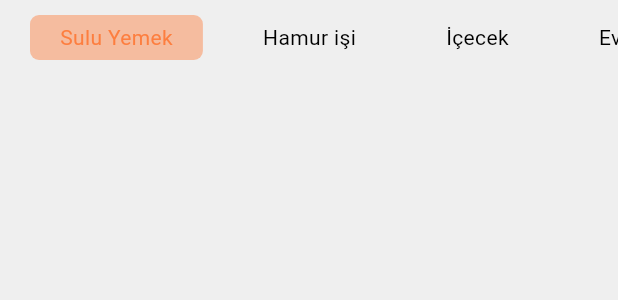
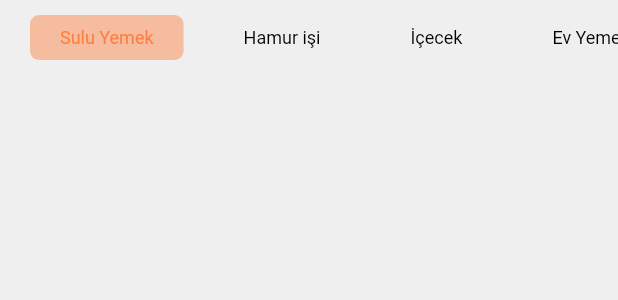
Before and after one commit to emirbaki/Homate, a Flutter app: the CategoryList widget shown alone on an empty page, opened directly, on a phone screen of 412 x 824 dp. Shown: the top 300 px of the screen. Run offline on Flutter 3.47's test engine with Material 2 defaults, Android fonts, the phone set to English and light mode, and no system bars; our stand-ins replace carousel_slider, get_it, google_fonts; missing offline and left inert: checkdigit; network calls fail.

Commit message:
shops card genel düzenleme part 1 & theme adaption

```diff
--- a/lib/data/shops.dart
+++ b/lib/data/shops.dart
@@ -7,6 +7,31 @@ List<Shop> shops = [
   Shop(
     0,
     "Hafize'nin yeri",
+    'Ev Yemekleri ve daha fazlası...',
+    cooks,
+    products,
+    comments,
+  ),
+  Shop(
+    1,
+    'Çiğköfteci Ali Usta',
+    'En iyi çiğköftenin adresi Ali Usta',
+    cooks,
+    products,
+    comments,
+  ),
+  Shop(
+    2,
+    'Baruthane Pilavcısı',
+    'Sallamasyon bir açıklama girdisi',
+    cooks,
+    products,
+    comments,
+  ),
+  Shop(
+    3,
+    'Saimoğlu Pastanesi',
+    'Pasta, Poğaça, Açma ve geri kalan hamurişlerinin tümünde en iyi ürünleri çıkaran o efsanevi yer',
     cooks,
     products,
     comments,
--- a/lib/main.dart
+++ b/lib/main.dart
@@ -21,11 +21,15 @@ class MyApp extends StatefulWidget {
 
 class MyAppState extends State<MyApp> {
   ThemeMode _themeMode = ThemeMode.light;
-
+  List<bool> _modes = [false, true];
   void changeTheme(ThemeMode mode) {
     setState(() {
       _themeMode = mode;
     });
+  }
+
+  List<bool> getModes() {
+    return _modes;
   }
 
   ThemeMode getTheme() {
--- a/lib/models/shop_model.dart
+++ b/lib/models/shop_model.dart
@@ -6,6 +6,7 @@ import 'cook_model.dart';
 class Shop {
   final int shopID;
   final String name;
+  final String shopDesc;
   final List<Cook> cooks;
   final List<Product> foods;
   final List<Comment> comments;
@@ -13,6 +14,7 @@ class Shop {
   Shop(
     this.shopID,
     this.name,
+    this.shopDesc,
     this.cooks,
     this.foods,
     this.comments,
--- a/lib/pages/homate_wallet_page.dart
+++ b/lib/pages/homate_wallet_page.dart
@@ -1,7 +1,6 @@
 import 'package:homate/data/activities.dart';
 import 'package:homate/data/cards.dart';
 import 'package:homate/data/user.dart';
-import 'package:homate/main.dart';
 
 import 'package:homate/models/activity_model.dart';
 import 'package:homate/models/card_model.dart';
--- a/lib/widgets/category_list.dart
+++ b/lib/widgets/category_list.dart
@@ -12,6 +12,7 @@ class CategoryList extends StatefulWidget {
 class CategoryListState extends State<CategoryList> {
   int selectedIndex = 0;
   List categories = ['Sulu Yemek', 'Hamur işi', 'İçecek', 'Ev Yemeği'];
+
   @override
   Widget build(BuildContext context) {
     return Container(
@@ -40,10 +41,11 @@ class CategoryListState extends State<CategoryList> {
                       borderRadius: BorderRadius.circular(6)),
                   child: Text(
                     categories[index],
-                    style: TextStyle(
-                        color: index == selectedIndex
-                            ? HomateColorHelper.homateOrange.withOpacity(0.8)
-                            : Colors.black),
+                    style: index == selectedIndex
+                        ? Theme.of(context).textTheme.labelMedium!.copyWith(
+                            color:
+                                HomateColorHelper.homateOrange.withOpacity(0.8))
+                        : Theme.of(context).textTheme.labelMedium,
                   ),
                 ),
               )),
--- a/lib/widgets/theme_switch.dart
+++ b/lib/widgets/theme_switch.dart
@@ -15,9 +15,9 @@ const List<Widget> icons = <Widget>[
 ];
 
 class _ThemeSwitchState extends State<ThemeSwitch> {
-  List<bool> modes = [false, true];
   @override
   Widget build(BuildContext context) {
+    var modes = MyApp.of(context).getModes();
     return ToggleButtons(
       direction: Axis.horizontal,
       onPressed: (int index) {
```
Also changed, not shown: lib/pages/homate_shoplist_page.dart (+23 -104 lines), lib/widgets/food_card.dart (+6 -2 lines), lib/widgets/shop_card.dart (added, +107 -0 lines).
